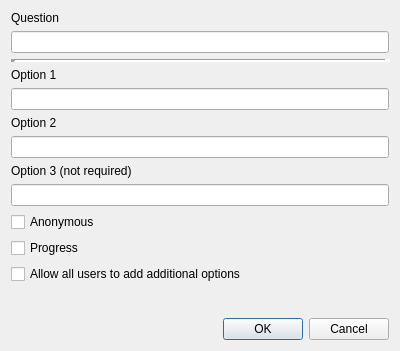
This is sources/chat-area/outgoing-post/NewPollDialog.ui in nuclear868/mattermost-qt as Qt 5 draws it before an edit. The edited form follows.
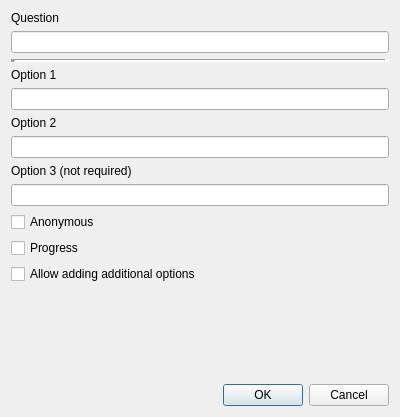
This is the edited form.

Commit message: New Poll dialog: Fill fields with options given as /poll string (if any). Also, the new post text field now does not use rich text

```diff
--- a/sources/chat-area/outgoing-post/NewPollDialog.ui
+++ b/sources/chat-area/outgoing-post/NewPollDialog.ui
@@ -7,7 +7,7 @@
     <x>0</x>
     <y>0</y>
     <width>400</width>
-    <height>351</height>
+    <height>417</height>
    </rect>
   </property>
   <property name="windowTitle">
@@ -83,9 +83,12 @@
    </item>
    <item>
     <widget class="QCheckBox" name="checkBoxAllowAdditional">
-     <property name="text">
+     <property name="toolTip">
       <string>Allow all users to add additional options</string>
      </property>
+     <property name="text">
+      <string>Allow adding additional options</string>
+     </property>
     </widget>
    </item>
    <item>
```
Left out of the diff: 6 changed lines with no effect on the pictures. The commit also changes 6 other files.
